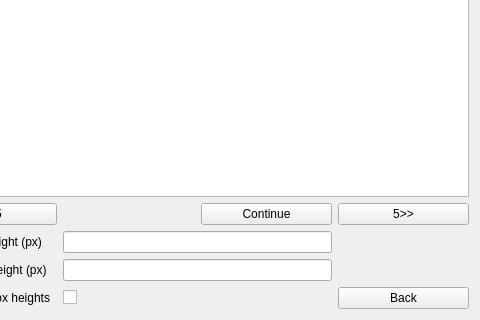
Before: the Qt Designer form SubScraperGUI/HeightSelect.ui in lkelly451/SubScraperGUI, drawn with Qt 5; both pictures show x 85 to 565 and y 386 to 706 of the 565 by 706 pixel window.
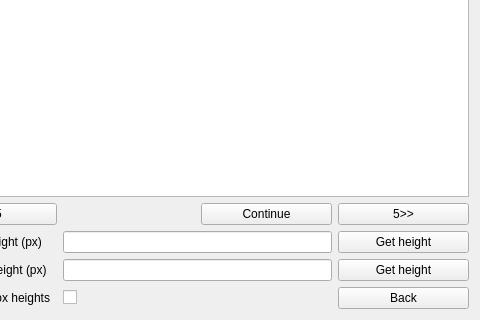
After: the same form once the commit is applied.

Commit message: Added constructor for HeightSelect to initialise framePreview with cropped area from BuildProfile. Also added frame navigation functionality.

Patch:
```diff
--- a/SubScraperGUI/HeightSelect.ui
+++ b/SubScraperGUI/HeightSelect.ui
@@ -24,13 +24,6 @@
      </property>
     </widget>
    </item>
-   <item row="1" column="2">
-    <widget class="QPushButton" name="continueButton">
-     <property name="text">
-      <string>Continue</string>
-     </property>
-    </widget>
-   </item>
    <item row="1" column="3">
     <widget class="QPushButton" name="frameForward">
      <property name="text">
@@ -79,6 +72,27 @@
      </property>
     </widget>
    </item>
+   <item row="2" column="3">
+    <widget class="QPushButton" name="singleGetHeight">
+     <property name="text">
+      <string>Get height</string>
+     </property>
+    </widget>
+   </item>
+   <item row="3" column="3">
+    <widget class="QPushButton" name="doubleGetHeight">
+     <property name="text">
+      <string>Get height</string>
+     </property>
+    </widget>
+   </item>
+   <item row="1" column="2">
+    <widget class="QPushButton" name="continueButton">
+     <property name="text">
+      <string>Continue</string>
+     </property>
+    </widget>
+   </item>
   </layout>
  </widget>
  <layoutdefault spacing="6" margin="11"/>
```
The commit also changes 4 other files.
